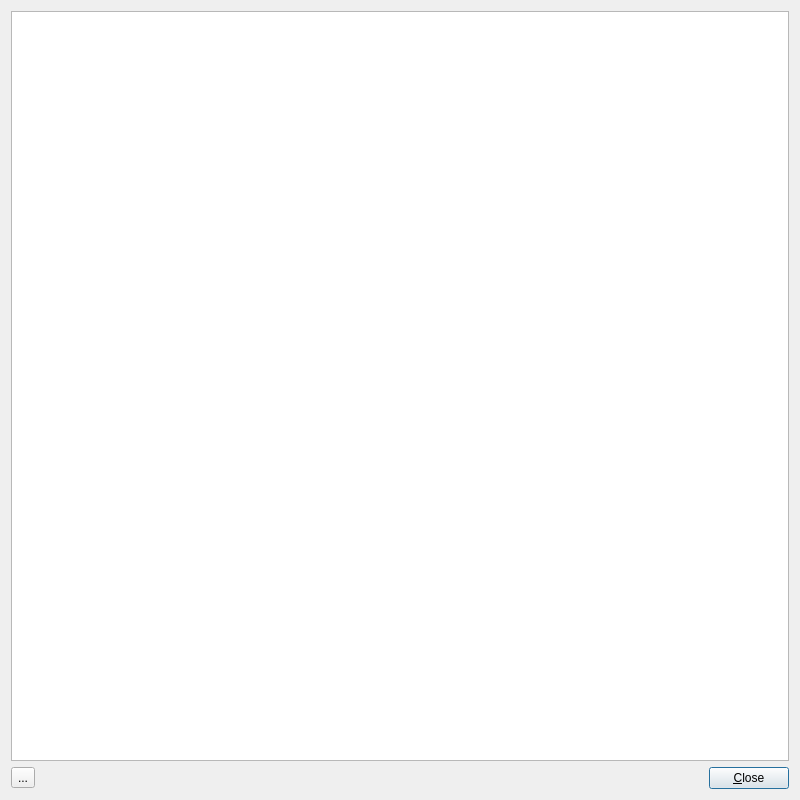
Above: App/Dialogs/LogDialog/LogDialog.ui from FelixdelasPozas/EspINA before the change. Below: the same form after it.
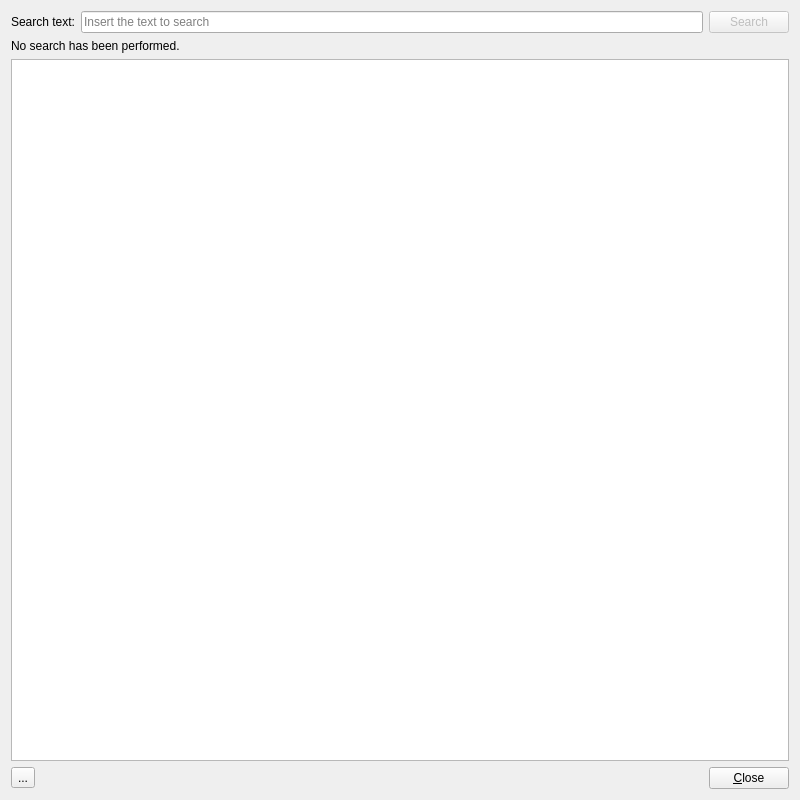
That is the form after the change. Icons and pictures are not drawn. Custom widgets are drawn as their Qt base class.

Commit message: Added a search button to log dialog. Log Espina version when saving data to disk.

What changed in the file:
```diff
--- a/App/Dialogs/LogDialog/LogDialog.ui
+++ b/App/Dialogs/LogDialog/LogDialog.ui
@@ -24,6 +24,41 @@
     <normaloff>:/espina/espina.svg</normaloff>:/espina/espina.svg</iconset>
   </property>
   <layout class="QVBoxLayout" name="verticalLayout">
+   <item>
+    <layout class="QHBoxLayout" name="horizontalLayout_2">
+     <item>
+      <widget class="QLabel" name="label">
+       <property name="text">
+        <string>Search text:</string>
+       </property>
+      </widget>
+     </item>
+     <item>
+      <widget class="ESPINA::GUI::Widgets::LineEditWithClear" name="m_searchLine">
+       <property name="placeholderText">
+        <string>Insert the text to search</string>
+       </property>
+      </widget>
+     </item>
+     <item>
+      <widget class="QPushButton" name="m_searchButton">
+       <property name="enabled">
+        <bool>false</bool>
+       </property>
+       <property name="text">
+        <string>Search</string>
+       </property>
+      </widget>
+     </item>
+    </layout>
+   </item>
+   <item>
+    <widget class="QLabel" name="m_searchText">
+     <property name="text">
+      <string>No search has been performed.</string>
+     </property>
+    </widget>
+   </item>
    <item>
     <widget class="QPlainTextEdit" name="m_plainTextEdit">
      <property name="toolTip">
@@ -89,8 +124,11 @@
        <property name="shortcut">
         <string>C</string>
        </property>
+       <property name="autoDefault">
+        <bool>false</bool>
+       </property>
        <property name="default">
-        <bool>true</bool>
+        <bool>false</bool>
        </property>
       </widget>
      </item>
@@ -98,6 +136,13 @@
    </item>
   </layout>
  </widget>
+ <customwidgets>
+  <customwidget>
+   <class>ESPINA::GUI::Widgets::LineEditWithClear</class>
+   <extends>QLineEdit</extends>
+   <header location="global">GUI/Widgets/LineEditWithClear.h</header>
+  </customwidget>
+ </customwidgets>
  <resources>
   <include location="../../rsc/espina.qrc"/>
  </resources>
```
Left out of the diff: 6 changed lines with no effect on the pictures. The commit also changes 3 other files.
